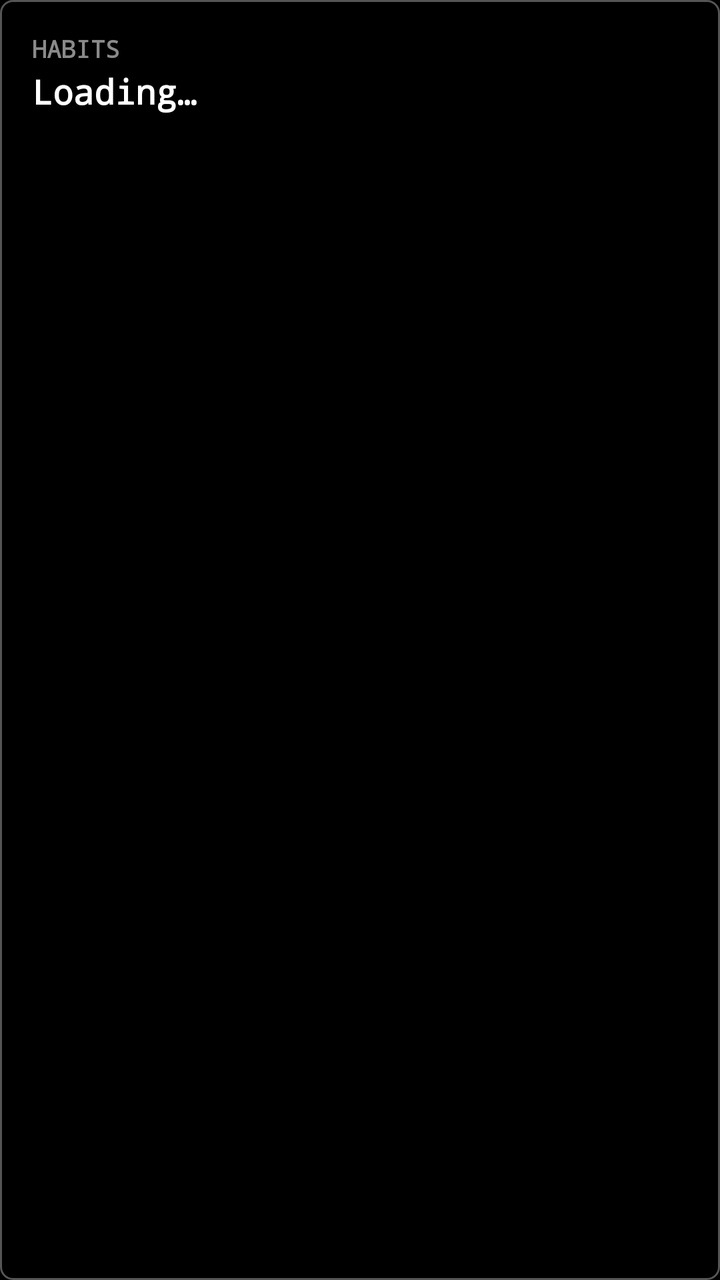
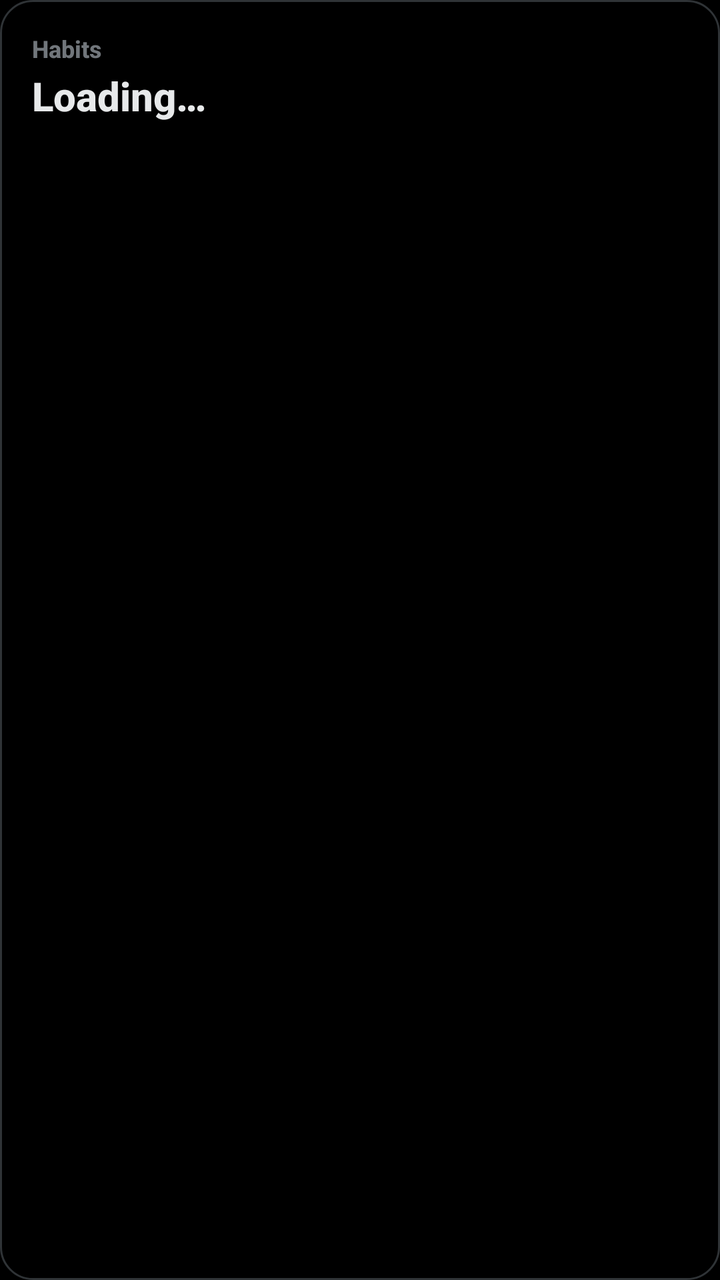

Before-and-after screenshots of an Android layout around one commit, followed by the original layout XML and the change that was made.
<!-- AndroidManifest.xml: application theme Theme.Habits -->
<!-- res/layout/widget_today.xml -->
<?xml version="1.0" encoding="utf-8"?>
<LinearLayout xmlns:android="http://schemas.android.com/apk/res/android"
    android:id="@+id/widget_root"
    android:layout_width="match_parent"
    android:layout_height="match_parent"
    android:background="@drawable/widget_background"
    android:orientation="vertical"
    android:padding="16dp">

    <TextView
        android:layout_width="wrap_content"
        android:layout_height="wrap_content"
        android:text="@string/widget_title"
        android:textColor="#FF8A8A8A"
        android:fontFamily="monospace"
        android:textSize="12sp"
        android:textStyle="bold" />

    <TextView
        android:id="@+id/widget_status"
        android:layout_width="wrap_content"
        android:layout_height="wrap_content"
        android:layout_marginTop="2dp"
        android:text="@string/widget_loading"
        android:textColor="#FFFFFFFF"
        android:fontFamily="monospace"
        android:textSize="17sp"
        android:textStyle="bold" />

    <TextView
        android:id="@+id/widget_habits"
        android:layout_width="wrap_content"
        android:layout_height="wrap_content"
        android:layout_marginTop="8dp"
        android:lineSpacingExtra="2dp"
        android:textColor="#FFBDBDBD"
        android:fontFamily="monospace"
        android:textSize="13sp" />
</LinearLayout>
<!-- resources referenced by this layout -->
<resources>
  <!-- drawable widget_background (drawable) -->
  <?xml version="1.0" encoding="utf-8"?>
  <shape xmlns:android="http://schemas.android.com/apk/res/android" android:shape="rectangle">
      <solid android:color="@color/launcher_background" />
      <stroke android:width="1dp" android:color="@color/widget_border" />
      <corners android:radius="6dp" />
  </shape>
  <string name="widget_loading">Loading…</string>
  <string name="widget_title">HABITS</string>
  <style name="Theme.Habits" parent="android:Theme.Material.NoActionBar">
          <item name="android:windowBackground">@color/background</item>
      </style>
  <color name="launcher_background">#FF000000</color>
  <color name="widget_border">#FF555555</color>
  <color name="background">#FF000000</color>
</resources>

<!-- the commit's change to res/layout/widget_today.xml (unified diff, before → after) -->
@@ -11,8 +11,8 @@
         android:layout_width="wrap_content"
         android:layout_height="wrap_content"
         android:text="@string/widget_title"
-        android:textColor="#FF8A8A8A"
-        android:fontFamily="monospace"
+        android:textColor="#FF71767B"
+        android:fontFamily="sans-serif-medium"
         android:textSize="12sp"
         android:textStyle="bold" />
 
@@ -22,9 +22,9 @@
         android:layout_height="wrap_content"
         android:layout_marginTop="2dp"
         android:text="@string/widget_loading"
-        android:textColor="#FFFFFFFF"
-        android:fontFamily="monospace"
-        android:textSize="17sp"
+        android:textColor="#FFE7E9EA"
+        android:fontFamily="sans-serif-medium"
+        android:textSize="20sp"
         android:textStyle="bold" />
 
     <TextView
@@ -33,7 +33,7 @@
         android:layout_height="wrap_content"
         android:layout_marginTop="8dp"
         android:lineSpacingExtra="2dp"
-        android:textColor="#FFBDBDBD"
-        android:fontFamily="monospace"
+        android:textColor="#FF71767B"
+        android:fontFamily="sans-serif-medium"
         android:textSize="13sp" />
 </LinearLayout>
<!-- resource entries referenced after the edit -->
@@ -5,15 +5,15 @@
   <shape xmlns:android="http://schemas.android.com/apk/res/android" android:shape="rectangle">
       <solid android:color="@color/launcher_background" />
       <stroke android:width="1dp" android:color="@color/widget_border" />
-      <corners android:radius="6dp" />
+      <corners android:radius="16dp" />
   </shape>
   <string name="widget_loading">Loading…</string>
-  <string name="widget_title">HABITS</string>
+  <string name="widget_title">Habits</string>
   <style name="Theme.Habits" parent="android:Theme.Material.NoActionBar">
           <item name="android:windowBackground">@color/background</item>
       </style>
   <color name="launcher_background">#FF000000</color>
-  <color name="widget_border">#FF555555</color>
+  <color name="widget_border">#FF2F3336</color>
   <color name="background">#FF000000</color>
 </resources>
 
